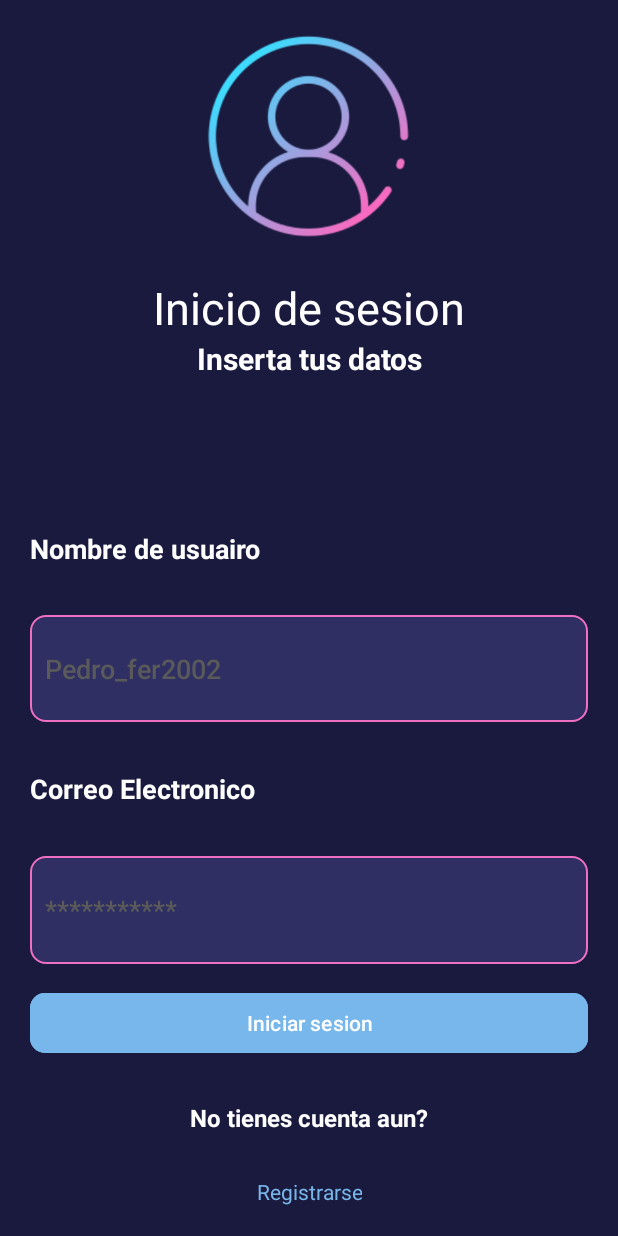
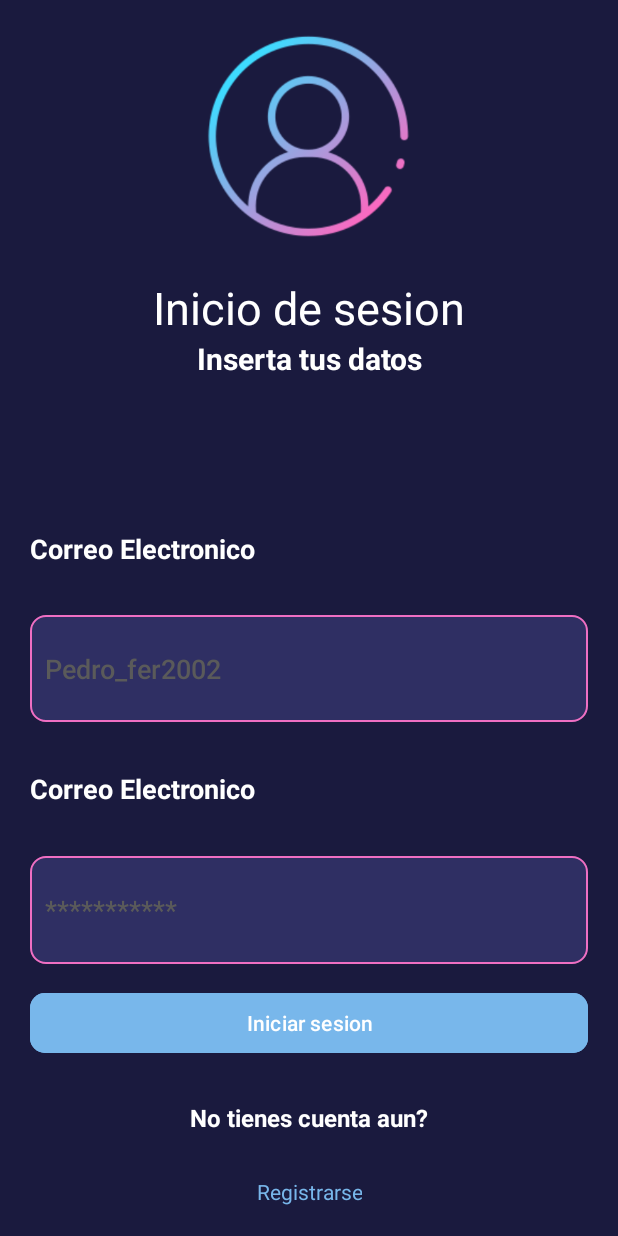
Before and after one commit to pfervva/AplicacionFragmentos, an Android app: the screen it shows after launch (RegistroActivity), after a tap on "Iniciar sesion", on a phone screen of 412 x 824 dp. Run offline under Robolectric (Android 15) with nearby library versions, the phone set to English and light mode, and no system bars; network calls fail; Roboto replaces fonts that are not available here; 1 statement that could not run was skipped.

```diff
--- a/app/build.gradle.kts
+++ b/app/build.gradle.kts
@@ -48,6 +48,8 @@ dependencies {
     implementation("androidx.appcompat:appcompat:1.6.1")
     implementation("com.google.dagger:hilt-android:2.38.1")
     implementation("com.google.android.material:material:1.10.0")
+    implementation ("com.google.code.gson:gson:2.8.5")
+    implementation ("com.squareup.retrofit2:converter-gson:2.9.0")
     implementation("androidx.constraintlayout:constraintlayout:2.1.4")
     implementation("androidx.room:room-ktx:$room_version")
     kapt ("androidx.room:room-compiler:$room_version")
--- a/app/src/main/AndroidManifest.xml
+++ b/app/src/main/AndroidManifest.xml
@@ -10,6 +10,7 @@
         android:fullBackupContent="@xml/backup_rules"
         android:icon="@mipmap/ic_launcher"
         android:label="@string/app_name"
+        android:networkSecurityConfig="@xml/network_security_config"
         android:roundIcon="@mipmap/ic_launcher_round"
         android:supportsRtl="true"
         android:theme="@style/Theme.AplicacionFragmentos"
@@ -25,7 +26,7 @@
             android:label="@string/title_activity_inicio"
             android:theme="@style/Theme.AplicacionFragmentos" />
         <activity
-            android:name=".more.InicioSesionActivity"
+            android:name=".ui.Registro.InicioSesionActivity"
             android:exported="false" />
         <activity
             android:name=".ui.Registro.RegistroActivity"
--- /dev/null
+++ b/app/src/main/java/com/example/aplicacionfragmentos/RetroFit/ApiClient.kt
@@ -0,0 +1,17 @@
+package com.example.aplicacionfragmentos.RetroFit
+
+import retrofit2.Retrofit
+import retrofit2.converter.gson.GsonConverterFactory
+
+object ApiClient {
+    //Ya que lo estoy ejecutando en un movil, necesito poner la ipv4 de mi host
+    private const val BASE_URL = "http://34.175.246.97/api-musica/"
+
+    val instance: ApiService by lazy {
+        Retrofit.Builder()
+            .baseUrl(BASE_URL)
+            .addConverterFactory(GsonConverterFactory.create())
+            .build()
+            .create(ApiService::class.java)
+    }
+}
--- /dev/null
+++ b/app/src/main/java/com/example/aplicacionfragmentos/RetroFit/ApiService.kt
@@ -0,0 +1,10 @@
+package com.example.aplicacionfragmentos.RetroFit
+
+import retrofit2.Response
+import retrofit2.http.Body
+import retrofit2.http.POST
+
+interface ApiService {
+    @POST("endp/auth")
+    suspend fun loginUser(@Body loginRequest: LoginRequest): Response<LoginResponse>
+}
--- /dev/null
+++ b/app/src/main/java/com/example/aplicacionfragmentos/RetroFit/LoginRequest.kt
@@ -0,0 +1,6 @@
+package com.example.aplicacionfragmentos.RetroFit
+
+data class LoginRequest(
+    val email: String,
+    val password: String
+)
--- /dev/null
+++ b/app/src/main/java/com/example/aplicacionfragmentos/RetroFit/LoginResponse.kt
@@ -0,0 +1,6 @@
+package com.example.aplicacionfragmentos.RetroFit
+
+data class LoginResponse(
+    val result: String,
+    val token: String
+)
--- /dev/null
+++ b/app/src/main/java/com/example/aplicacionfragmentos/RetroFit/PreferenceHelper.kt
@@ -0,0 +1,23 @@
+package com.example.aplicacionfragmentos.RetroFit
+
+import android.content.Context
+import android.content.SharedPreferences
+
+object PreferenceHelper {
+    private const val PREFS_NAME = "prefs"
+    private const val TOKEN_KEY = "token"
+
+    private fun preferences(context: Context): SharedPreferences =
+        context.getSharedPreferences(PREFS_NAME, Context.MODE_PRIVATE)
+
+    fun saveAuthToken(context: Context, token: String) {
+        preferences(context).edit().putString(TOKEN_KEY, token).apply()
+    }
+
+    fun getAuthToken(context: Context): String? =
+        preferences(context).getString(TOKEN_KEY, null)
+
+    fun clearAuthToken(context: Context) {
+        preferences(context).edit().remove(TOKEN_KEY).apply()
+    }
+}
--- a/app/src/main/java/com/example/aplicacionfragmentos/more/InicioSesionActivity.kt
+++ b/app/src/main/java/com/example/aplicacionfragmentos/ui/Registro/InicioSesionActivity.kt
@@ -1,11 +1,10 @@
-package com.example.aplicacionfragmentos.more
+package com.example.aplicacionfragmentos.ui.Registro
 
 import android.content.Intent
 import androidx.appcompat.app.AppCompatActivity
 import android.os.Bundle
 import android.widget.TextView
 import com.example.aplicacionfragmentos.R
-import com.example.aplicacionfragmentos.ui.Registro.RegistroActivity
 
 class InicioSesionActivity : AppCompatActivity() {
     override fun onCreate(savedInstanceState: Bundle?) {
--- a/app/src/main/java/com/example/aplicacionfragmentos/ui/Registro/RegistroActivity.kt
+++ b/app/src/main/java/com/example/aplicacionfragmentos/ui/Registro/RegistroActivity.kt
@@ -5,49 +5,67 @@ import android.os.Bundle
 import android.widget.Button
 import android.widget.EditText
 import android.widget.Toast
-import androidx.activity.viewModels
 import androidx.appcompat.app.AppCompatActivity
+import com.example.aplicacionfragmentos.R
+import com.example.aplicacionfragmentos.RetroFit.ApiClient
+import com.example.aplicacionfragmentos.RetroFit.LoginRequest
+import com.example.aplicacionfragmentos.RetroFit.PreferenceHelper
 import com.example.aplicacionfragmentos.more.Home
-import com.example.aplicacionfragmentos.R
-import com.example.aplicacionfragmentos.utils.Constants
+import kotlinx.coroutines.*
 
 class RegistroActivity : AppCompatActivity() {
 
-    private val viewModel: RegistroViewModel by viewModels {
-        RegistroViewModelFactory(application)
-    }
+    private val activityScope = CoroutineScope(Dispatchers.Main)
 
     override fun onCreate(savedInstanceState: Bundle?) {
         super.onCreate(savedInstanceState)
         setContentView(R.layout.activity_registro)
-        //Aqui verifico si esta logueado o no
-        viewModel.checkLoggedInUser()
-
-        viewModel.registroState.observe(this) { state ->
-            when (state) {
-                RegistroViewModel.RegistroState.SUCCESS -> goToHome()
-                RegistroViewModel.RegistroState.ALREADY_LOGGED_IN -> goToHome()
-                RegistroViewModel.RegistroState.ERROR -> showErrorToast()
-                RegistroViewModel.RegistroState.NOT_LOGGED_IN -> { }
-            }
-        }
+        checkAuthToken()
 
         val buttonLogin: Button = findViewById(R.id.buttonlogin)
         buttonLogin.setOnClickListener {
-            val enteredUsername = findViewById<EditText>(R.id.editText_login).text.toString()
+            val enteredEmail = findViewById<EditText>(R.id.editText_login).text.toString()
             val enteredPassword = findViewById<EditText>(R.id.editText_password).text.toString()
-            viewModel.registerUser(enteredUsername, enteredPassword)
+            loginUser(enteredEmail, enteredPassword)
+        }
+    }
+
+    private fun checkAuthToken() {
+        val token = PreferenceHelper.getAuthToken(this)
+        if (token != null && token.isNotEmpty()) {
+            goToHome()
+        }
+        // Si no hay token, el usuario debe iniciar sesión, por lo que permanece en esta actividad
+    }
+
+    private fun loginUser(email: String, password: String) {
+        activityScope.launch {
+            val response = withContext(Dispatchers.IO) {
+                ApiClient.instance.loginUser(LoginRequest(email, password))
+            }
+
+            if (response.isSuccessful && response.body()?.result == "ok") {
+                val token = response.body()?.token ?: ""
+                PreferenceHelper.saveAuthToken(this@RegistroActivity, token)
+                goToHome()
+            } else {
+                showErrorToast()
+            }
         }
     }
 
     private fun goToHome() {
-        startActivity(Intent(this, Home::class.java))
+        val intent = Intent(this, Home::class.java)
+        startActivity(intent)
         finish()
     }
 
     private fun showErrorToast() {
-        Toast.makeText(this, "Nombre de usuario o contraseña erróneo", Toast.LENGTH_SHORT).show()
+        Toast.makeText(this, "Error en inicio de sesión", Toast.LENGTH_SHORT).show()
     }
 
-//Pone registro pero es login, lo tengo intercambiados por que me equivoque desde el principio
+    override fun onDestroy() {
+        super.onDestroy()
+        activityScope.cancel()
+    }
 }
--- a/app/src/main/res/layout/activity_registro.xml
+++ b/app/src/main/res/layout/activity_registro.xml
@@ -81,7 +81,7 @@
                     android:layout_height="wrap_content"
                     android:layout_weight="1"
                     android:gravity="center_vertical"
-                    android:text="Nombre de usuairo"
+                    android:text="Correo Electronico"
                     android:textColor="#FFFFFF"
                     android:textSize="18dp"
                     android:textStyle="bold"
```
Also changed, not shown: app/src/main/java/com/example/aplicacionfragmentos/more/Home.kt (+14 -10 lines), app/src/main/res/xml/network_security_config.xml (added, +8 -0 lines).
